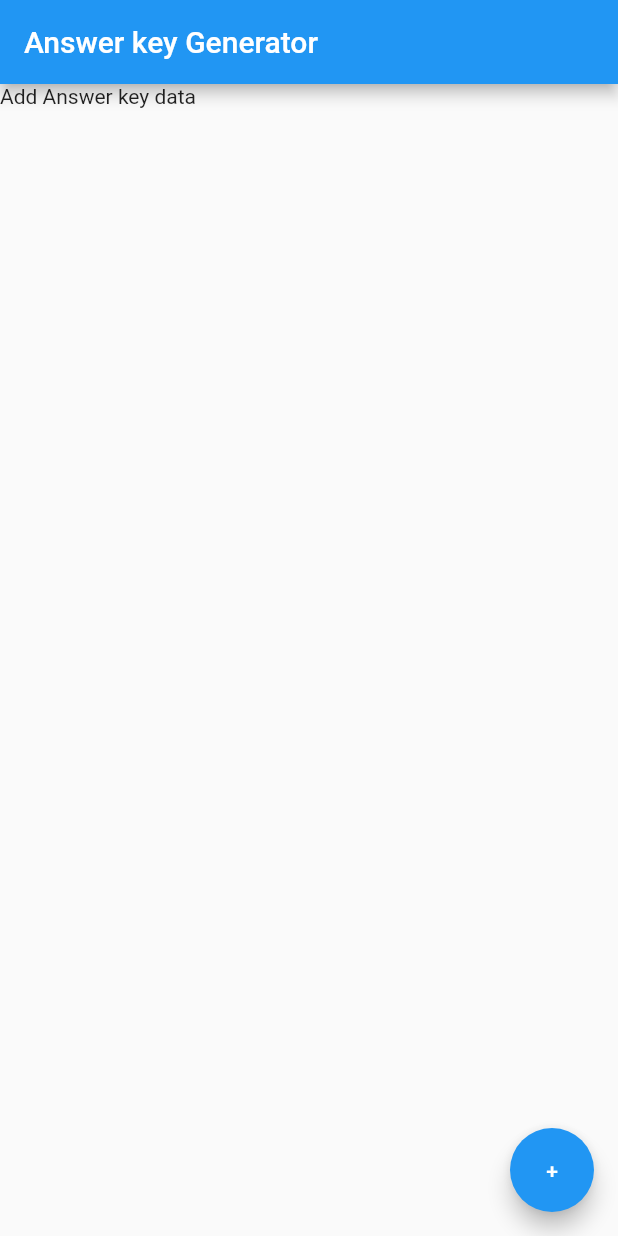
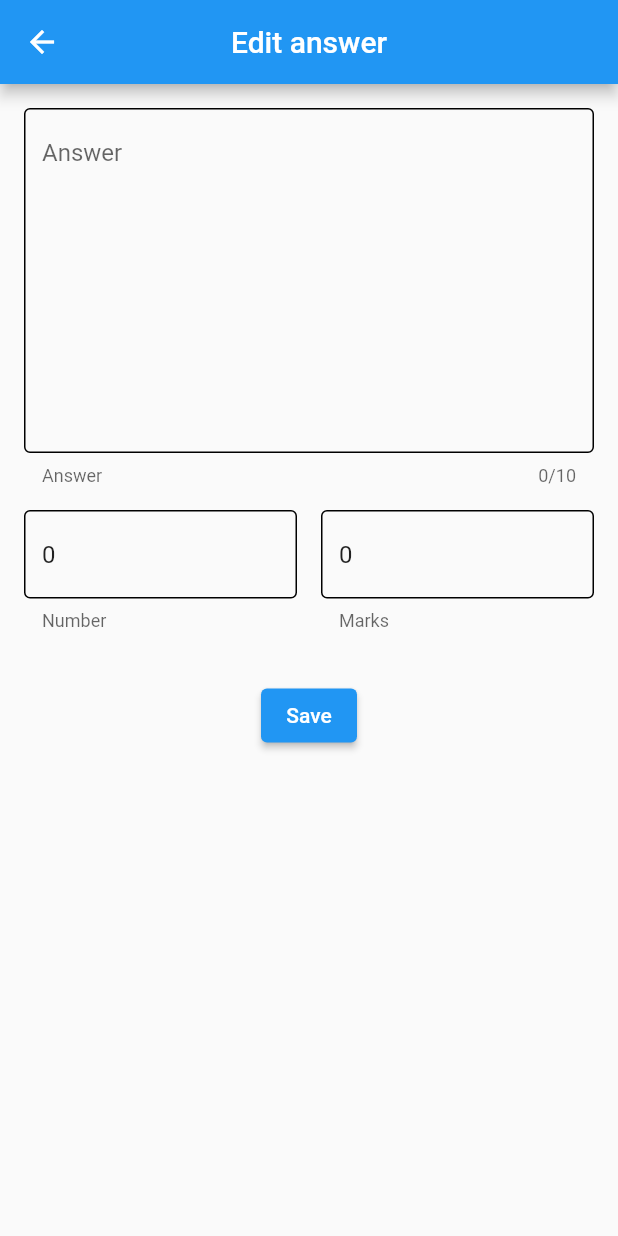
Before and after one commit to adarshbalu/answer_key_generator, a Flutter app: the screen it shows after launch, after a tap on an icon or button, on a phone screen of 412 x 824 dp. Run offline on Flutter 3.47's test engine with Material 2 defaults, Android fonts, the phone set to English and light mode, and no system bars.

Commit message:
Added edit answer page

```diff
--- a/lib/models/answer.dart
+++ b/lib/models/answer.dart
@@ -1,8 +1,8 @@
 import 'package:flutter/cupertino.dart';
 
 class Answer {
-  String answer;
-  int questionNumber, marks = 0;
+  String answer = '';
+  int questionNumber = 0, marks = 0;
 
   Answer(
       {@required this.answer,
--- /dev/null
+++ b/lib/ui/edit_answer_key.dart
@@ -0,0 +1,99 @@
+import 'package:answer_key_generator/models/answer.dart';
+import 'package:flutter/material.dart';
+
+class EditAnswerKey extends StatefulWidget {
+  final Answer answer;
+  const EditAnswerKey({Key key, this.answer}) : super(key: key);
+
+  @override
+  _EditAnswerKeyState createState() => _EditAnswerKeyState();
+}
+
+class _EditAnswerKeyState extends State<EditAnswerKey> {
+  TextEditingController number, answer, mark;
+  @override
+  void initState() {
+    super.initState();
+    number =
+        TextEditingController(text: widget.answer.questionNumber.toString());
+    mark = TextEditingController(text: widget.answer.marks.toString());
+    answer = TextEditingController(text: widget.answer.answer.toString());
+  }
+
+  @override
+  void dispose() {
+    number.dispose();
+    mark.dispose();
+    answer.dispose();
+    super.dispose();
+  }
+
+  @override
+  Widget build(BuildContext context) {
+    return Scaffold(
+      appBar: AppBar(
+        title: Text('Edit answer'),
+        centerTitle: true,
+      ),
+      body: Container(
+        margin: EdgeInsets.all(16),
+        child: Column(
+          children: [
+            TextFormField(
+              controller: answer,
+              maxLength: 10,
+              maxLines: 10,
+              decoration: InputDecoration(
+                  border: OutlineInputBorder(),
+                  focusedBorder: OutlineInputBorder(),
+                  enabledBorder: OutlineInputBorder(),
+                  hintText: 'Answer ',
+                  helperText: 'Answer'),
+            ),
+            SizedBox(
+              height: 16,
+            ),
+            Row(
+              children: [
+                Expanded(
+                  child: TextFormField(
+                    controller: number,
+                    decoration: InputDecoration(
+                        border: OutlineInputBorder(),
+                        focusedBorder: OutlineInputBorder(),
+                        enabledBorder: OutlineInputBorder(),
+                        hintText: 'Question Number ',
+                        helperText: 'Number'),
+                  ),
+                ),
+                SizedBox(
+                  width: 16,
+                ),
+                Expanded(
+                  child: TextFormField(
+                    controller: mark,
+                    decoration: InputDecoration(
+                        border: OutlineInputBorder(),
+                        focusedBorder: OutlineInputBorder(),
+                        enabledBorder: OutlineInputBorder(),
+                        hintText: 'Marks ',
+                        helperText: 'Marks'),
+                  ),
+                ),
+              ],
+            ),
+            SizedBox(
+              height: 32,
+            ),
+            ElevatedButton(
+                child: Text('Save'),
+                style: ButtonStyle(),
+                onPressed: () {
+                  Navigator.pop(context);
+                }),
+          ],
+        ),
+      ),
+    );
+  }
+}
--- a/lib/ui/home_page.dart
+++ b/lib/ui/home_page.dart
@@ -1,3 +1,5 @@
+import 'package:answer_key_generator/models/answer.dart';
+import 'package:answer_key_generator/ui/edit_answer_key.dart';
 import 'package:flutter/material.dart';
 
 class HomePage extends StatefulWidget {
@@ -13,16 +15,23 @@ class _HomePageState extends State<HomePage> {
     return Scaffold(
       appBar: AppBar(
         title: Text('Answer key Generator'),
+        centerTitle: true,
       ),
       floatingActionButton: FloatingActionButton(
         child: Text('+'),
-        onPressed: () {},
+        onPressed: () {
+          Navigator.push(
+              context,
+              MaterialPageRoute(
+                  builder: (_) => EditAnswerKey(
+                        answer: Answer(marks: 0, questionNumber: 0, answer: ''),
+                      )));
+        },
       ),
       body: Container(
+        margin: EdgeInsets.all(16),
         child: Column(
-          children: [
-            Text('Add Answer key data'),
-          ],
+          children: [],
         ),
       ),
     );
```
